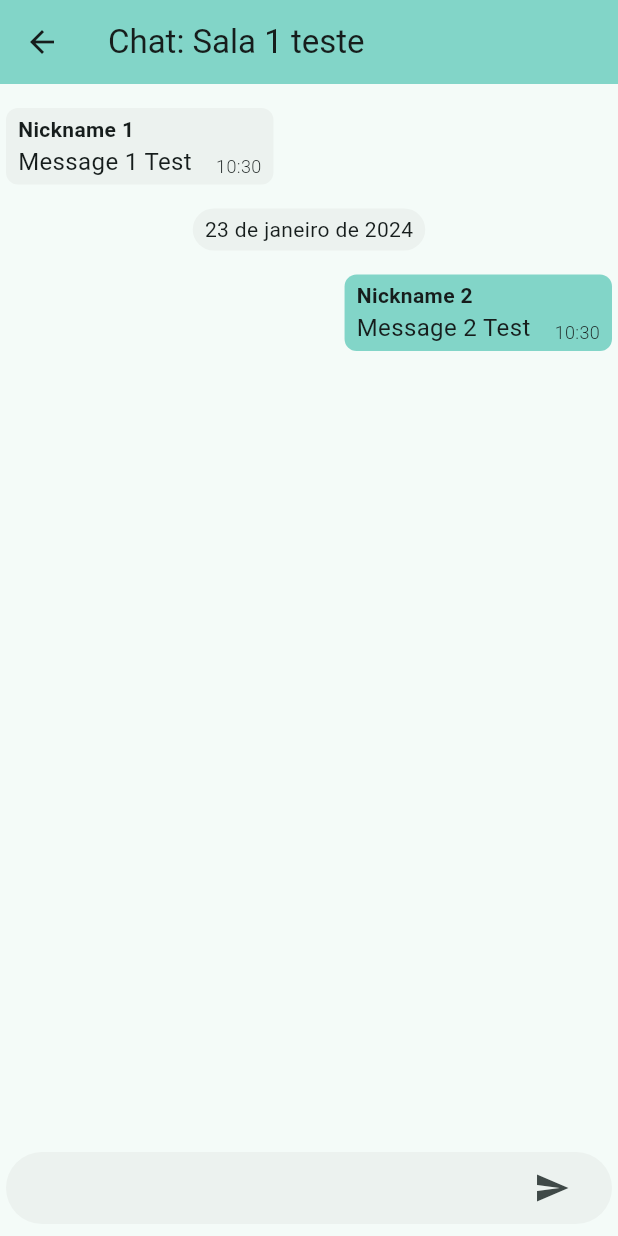
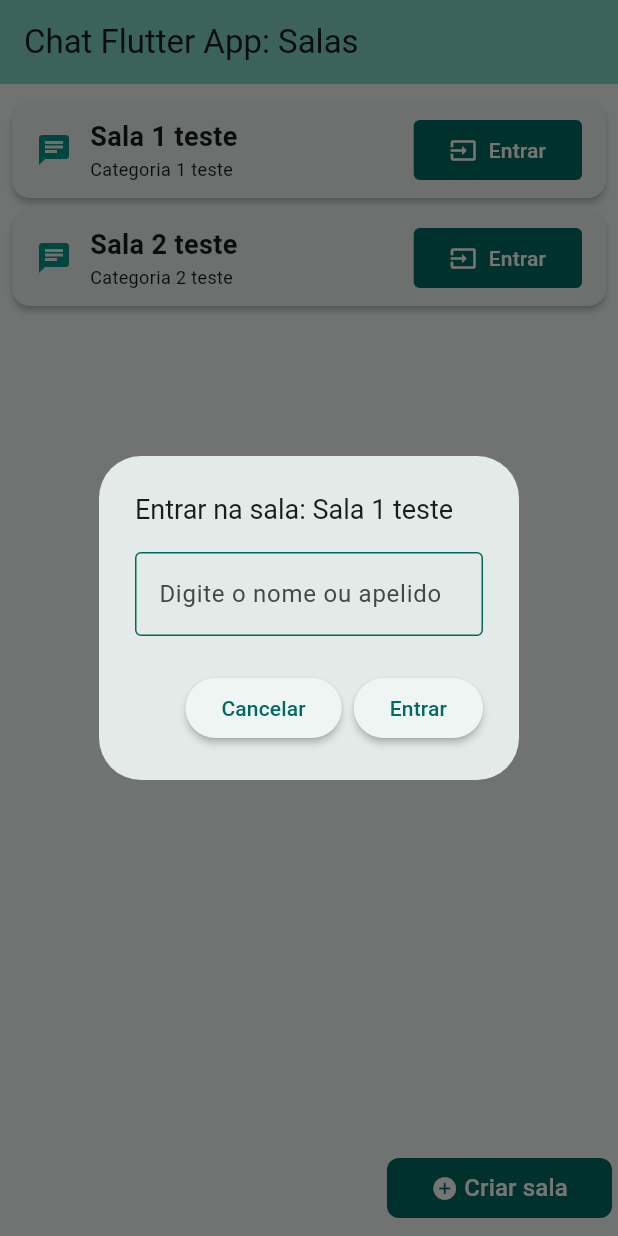
Before and after one commit to rodolfoHOk/dio.chat-flutter, a Flutter app: the screen it shows after launch, after a tap on "Entrar", on a phone screen of 412 x 824 dp. Run offline on Flutter 3.47's test engine with Material 3 defaults, Android fonts, the phone set to English and light mode, and no system bars; our stand-ins replace cloud_firestore, firebase_core; accounts and stored records are empty.

Commit message:
feat: create enter chat modal

```diff
--- a/lib/pages/chat/chat_page.dart
+++ b/lib/pages/chat/chat_page.dart
@@ -7,8 +7,9 @@ import 'package:flutter/material.dart';
 
 class ChatPage extends StatefulWidget {
   final ChatModel chatModel;
+  final String nickname;
 
-  const ChatPage({super.key, required this.chatModel});
+  const ChatPage({super.key, required this.chatModel, required this.nickname});
 
   @override
   State<ChatPage> createState() => _ChatPageState();
--- a/lib/shared/widgets/chat_item.dart
+++ b/lib/shared/widgets/chat_item.dart
@@ -1,5 +1,5 @@
 import 'package:chat_flutter/models/chat_model.dart';
-import 'package:chat_flutter/pages/chat/chat_page.dart';
+import 'package:chat_flutter/shared/widgets/enter_chat_modal.dart';
 import 'package:flutter/material.dart';
 
 class ChatItem extends StatelessWidget {
@@ -46,11 +46,9 @@ class ChatItem extends StatelessWidget {
               ),
               FilledButton(
                 onPressed: () {
-                  Navigator.push(
-                    context,
-                    MaterialPageRoute(
-                      builder: (builder) => ChatPage(chatModel: chatModel),
-                    ),
+                  showDialog(
+                    context: context,
+                    builder: (builder) => EnterChatModal(chatModel: chatModel),
                   );
                 },
                 style: FilledButton.styleFrom(
--- /dev/null
+++ b/lib/shared/widgets/enter_chat_modal.dart
@@ -0,0 +1,75 @@
+import 'package:chat_flutter/models/chat_model.dart';
+import 'package:chat_flutter/pages/chat/chat_page.dart';
+import 'package:flutter/material.dart';
+
+class EnterChatModal extends StatelessWidget {
+  final ChatModel chatModel;
+
+  const EnterChatModal({super.key, required this.chatModel});
+
+  @override
+  Widget build(BuildContext context) {
+    var nicknameController = TextEditingController(text: "");
+
+    return AlertDialog(
+      title: Text(
+        "Entrar na sala: ${chatModel.name}",
+        style: const TextStyle(fontSize: 18),
+      ),
+      content: TextFormField(
+        decoration: InputDecoration(
+          labelText: "Digite o nome ou apelido",
+          enabledBorder: OutlineInputBorder(
+            borderSide:
+                BorderSide(color: Theme.of(context).colorScheme.primary),
+          ),
+          focusedBorder: OutlineInputBorder(
+            borderSide:
+                BorderSide(color: Theme.of(context).colorScheme.primary),
+          ),
+        ),
+        controller: nicknameController,
+      ),
+      actions: [
+        ElevatedButton(
+          style: const ButtonStyle(
+            elevation: MaterialStatePropertyAll(2),
+          ),
+          onPressed: () {
+            Navigator.pop(context);
+          },
+          child: const Text("Cancelar"),
+        ),
+        ElevatedButton(
+          style: const ButtonStyle(
+            elevation: MaterialStatePropertyAll(2),
+          ),
+          onPressed: () {
+            if (nicknameController.text.trim().length > 3) {
+              Navigator.push(
+                context,
+                MaterialPageRoute(
+                  builder: (builder) => ChatPage(
+                      chatModel: chatModel, nickname: nicknameController.text),
+                ),
+              );
+            } else {
+              ScaffoldMessenger.of(context).showSnackBar(
+                const SnackBar(
+                  backgroundColor: Colors.red,
+                  content: Text(
+                    "Apelido deve ter ao menos 3 caracteres",
+                    style: TextStyle(
+                      color: Colors.white,
+                    ),
+                  ),
+                ),
+              );
+            }
+          },
+          child: const Text("Entrar"),
+        ),
+      ],
+    );
+  }
+}
```
